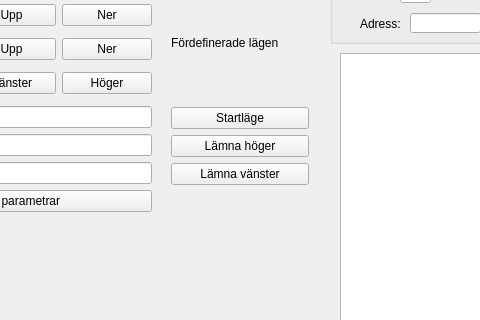
This is PC-interface/mainwindow.ui in TSEA56-2014-Grupp-1/Lagerrobot as Qt 5 draws it before an edit; both pictures show x 590 to 1070 and y 83 to 403 of the 1297 by 676 pixel window. The edited form follows.
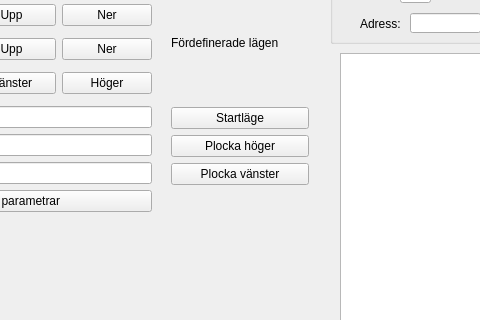
This is the edited form. Custom widgets are drawn as their Qt base class.

Patch:
```diff
--- a/PC-interface/mainwindow.ui
+++ b/PC-interface/mainwindow.ui
@@ -385,14 +385,14 @@
      <item>
       <widget class="QPushButton" name="pushButton_put_down_right">
        <property name="text">
-        <string>Lämna höger</string>
+        <string>Plocka höger</string>
        </property>
       </widget>
      </item>
      <item>
       <widget class="QPushButton" name="pushButton_put_down_left">
        <property name="text">
-        <string>Lämna vänster</string>
+        <string>Plocka vänster</string>
        </property>
       </widget>
      </item>
```
Left out of the diff: 8 changed lines with no effect on the pictures.
